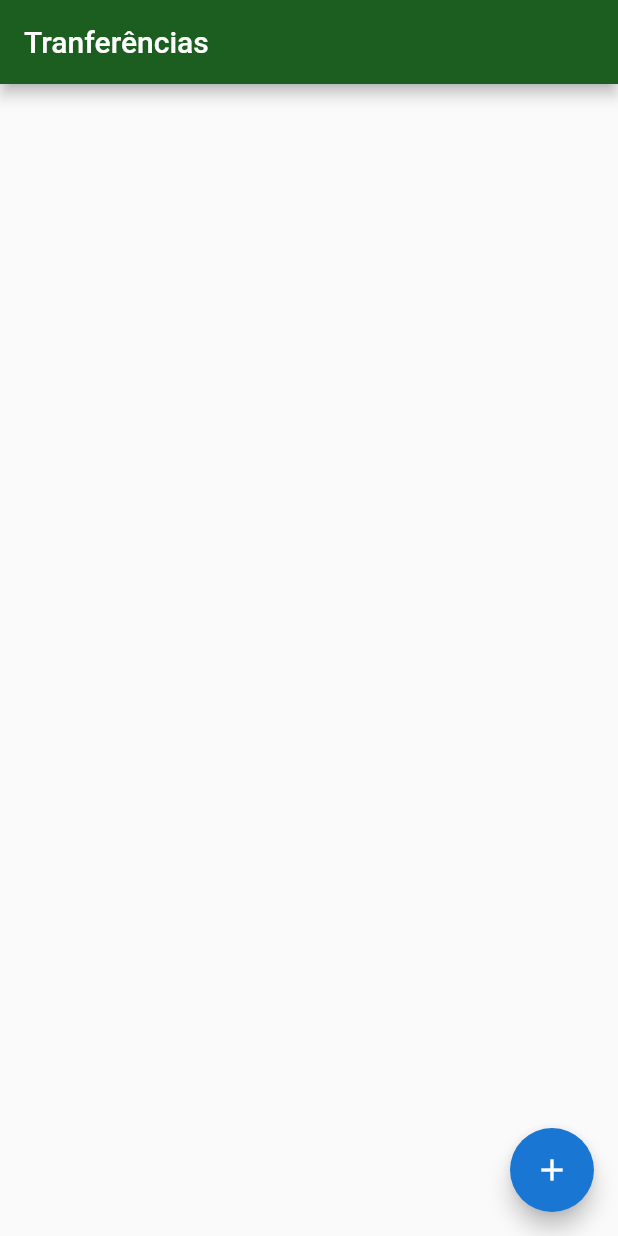
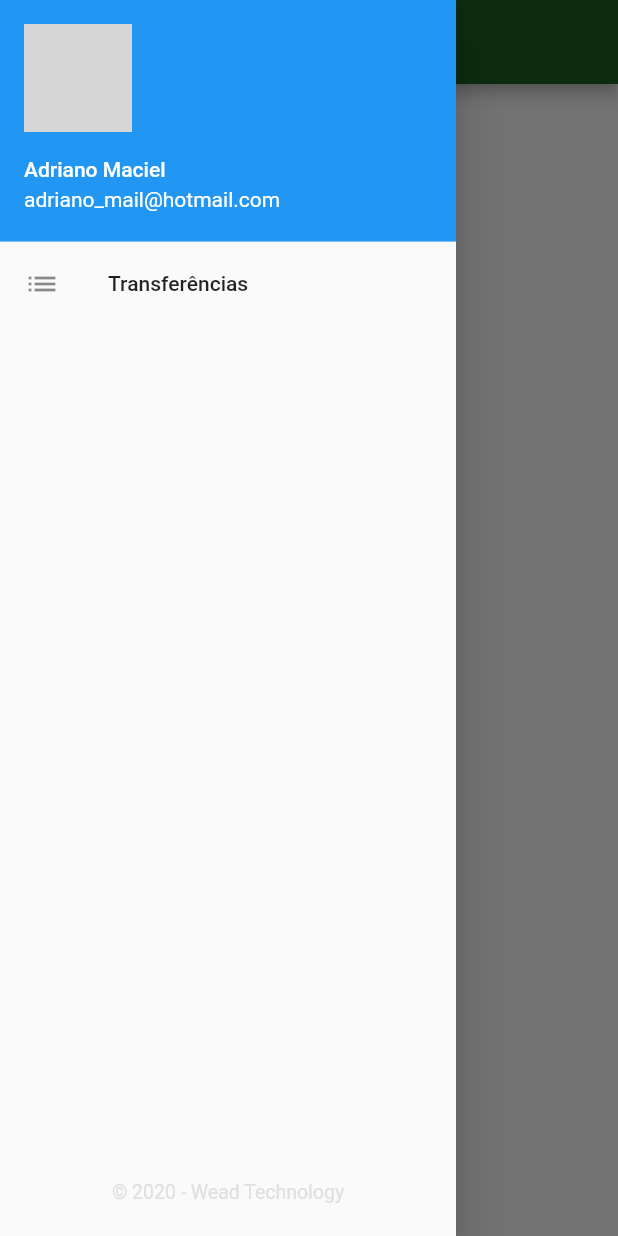
Before and after one commit to adrianowead/flutter-alura-fundamentos, a Flutter app: the screen it shows after launch, with the side drawer open (before the commit the screen has no drawer), on a phone screen of 412 x 824 dp. Run offline on Flutter 3.47's test engine with Material 2 defaults, Android fonts, the phone set to English and light mode, and no system bars; network calls fail; grey boxes are pictures that could not be loaded.

Commit message:
Adicionado side menu

```diff
--- a/bytebank/lib/BytebankApp.dart
+++ b/bytebank/lib/BytebankApp.dart
@@ -1,4 +1,4 @@
-import 'package:bytebank/screens/transferencias/Lista.dart';
+import 'package:bytebank/screens/Home.dart';
 import 'package:flutter/material.dart';
 
 class BytebankApp extends StatelessWidget {
@@ -6,7 +6,7 @@ class BytebankApp extends StatelessWidget {
   Widget build(BuildContext context) {
     return MaterialApp(
       title: 'ByteBank',
-      home: ListaTransferencias(),
+      home: Home(),
       theme: ThemeData(
           primaryColor: Colors.green[900],
           accentColor: Colors.blue[700],
--- /dev/null
+++ b/bytebank/lib/screens/Home.dart
@@ -0,0 +1,78 @@
+import 'package:bytebank/screens/transferencias/Lista.dart';
+import 'package:flutter/material.dart';
+
+class Home extends StatefulWidget {
+  @override
+  HomeState createState() => HomeState();
+}
+
+class HomeState extends State<Home> {
+  @override
+  Widget build(BuildContext context) {
+    return Scaffold(
+      appBar: AppBar(
+        leading: Builder(
+          builder: (context) => IconButton(
+            onPressed: () {
+              Scaffold.of(context).openDrawer();
+            },
+            icon: Icon(Icons.menu),
+          ),
+        ),
+        title: Text("ByteBank"),
+      ),
+      drawer: Drawer(
+        child: Column(
+          mainAxisSize: MainAxisSize.max,
+          children: <Widget>[
+            UserAccountsDrawerHeader(
+              margin: EdgeInsets.zero,
+              accountName: Text('Adriano Maciel'),
+              accountEmail: Text('adriano_mail@hotmail.com'),
+              currentAccountPicture: CircleAvatar(
+                backgroundImage: NetworkImage(
+                    'https://pt.gravatar.com/userimage/14360141/7b0784cb76cfc45c02ebe3e88f0bbe14?size=200'),
+              ),
+            ),
+            Expanded(
+              child: ListView(
+                padding: EdgeInsets.zero,
+                children: <Widget>[
+                  ListTile(
+                    leading: Icon(Icons.list),
+                    title: Text("Transferências"),
+                    onTap: () {
+                      Navigator.of(context).pop();
+
+                      Navigator.push(
+                        context,
+                        MaterialPageRoute(
+                            builder: (BuildContext context) =>
+                                ListaTransferencias()),
+                      );
+                    },
+                  ),
+                ],
+              ),
+            ),
+            Expanded(
+              child: Padding(
+                padding: EdgeInsets.all(22.0),
+                child: Align(
+                  alignment: Alignment.bottomCenter,
+                  child: Text(
+                    '© 2020 - Wead Technology',
+                    style: TextStyle(
+                      fontSize: 13,
+                      color: Colors.grey[300],
+                    ),
+                  ),
+                ),
+              ),
+            ),
+          ],
+        ),
+      ),
+    );
+  }
+}
```
Also changed, not shown: bytebank/pubspec.lock.
